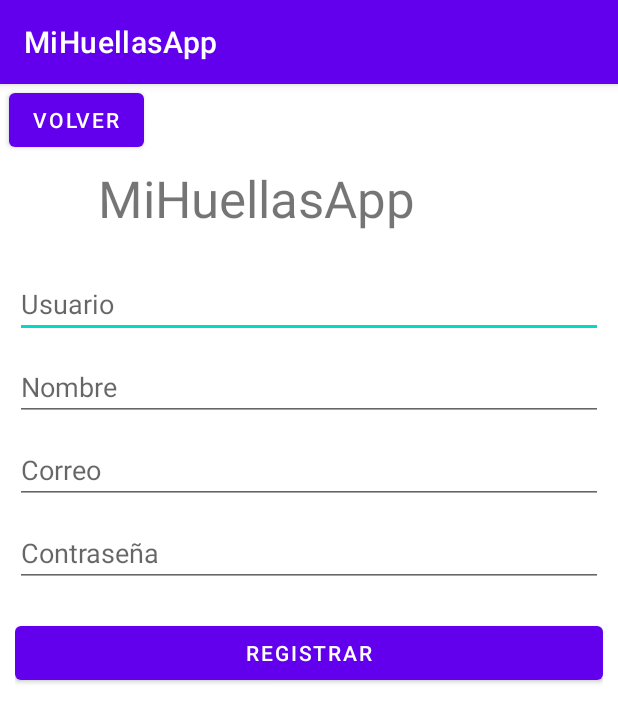
After one commit to davidark31/MiHuellasApp, an Android app: the Registrarse_activity screen opened directly, with no data from a screen before it, on a phone screen of 412 x 824 dp. The commit adds this screen. Shown: the top 722 px of the screen. Run offline under Robolectric (Android 15) with nearby library versions, the phone set to English and light mode, and no system bars; our stand-ins replace Firebase (no records; nobody signed in at launch, a user with empty details on screens opened directly).

Commit message:
0.022 Registro usuario

```diff
--- a/app/build.gradle
+++ b/app/build.gradle
@@ -38,6 +38,7 @@ dependencies {
     implementation 'com.google.firebase:firebase-analytics'
     implementation 'com.google.firebase:firebase-auth:21.0.1'
     implementation 'com.google.firebase:firebase-database:20.0.0'
+    implementation 'com.google.firebase:firebase-storage:20.0.0'
     testImplementation 'junit:junit:4.+'
     androidTestImplementation 'androidx.test.ext:junit:1.1.2'
     androidTestImplementation 'androidx.test.espresso:espresso-core:3.3.0'
--- /dev/null
+++ b/app/src/main/java/com/example/mihuellasapp/Registrarse_activity.java
@@ -0,0 +1,116 @@
+package com.example.mihuellasapp;
+
+import androidx.annotation.NonNull;
+import androidx.appcompat.app.AppCompatActivity;
+
+import android.app.ProgressDialog;
+import android.content.Intent;
+import android.os.Bundle;
+import android.view.View;
+import android.widget.Button;
+import android.widget.EditText;
+import android.widget.Toast;
+
+import com.google.android.gms.tasks.OnCompleteListener;
+import com.google.android.gms.tasks.OnFailureListener;
+import com.google.android.gms.tasks.OnSuccessListener;
+import com.google.android.gms.tasks.Task;
+import com.google.firebase.auth.AuthResult;
+import com.google.firebase.auth.FirebaseAuth;
+import com.google.firebase.database.DatabaseReference;
+import com.google.firebase.database.FirebaseDatabase;
+
+import java.util.HashMap;
+
+public class Registrarse_activity extends AppCompatActivity {
+
+    private EditText usuario, nombre, correo, contraseña;
+    private Button registrar, volver;
+    private FirebaseAuth auth;
+    private DatabaseReference mRootRef;
+    private ProgressDialog pd;
+
+    @Override
+    protected void onCreate(Bundle savedInstanceState) {
+        super.onCreate(savedInstanceState);
+        setContentView(R.layout.activity_registrarse);
+
+        usuario = (EditText) findViewById(R.id.txt_usuario_registro);
+        nombre = (EditText) findViewById(R.id.txt_nombre_registro);
+        correo = (EditText) findViewById(R.id.txt_correo_registro);
+        contraseña = (EditText) findViewById(R.id.txt_contraseña_registro);
+        registrar = (Button) findViewById(R.id.btn_registrar_usuario);
+        volver = (Button) findViewById(R.id.btn_volverALogin);
+        auth = FirebaseAuth.getInstance();
+        pd = new ProgressDialog(this);
+
+        mRootRef = FirebaseDatabase.getInstance().getReference();
+
+        //boton Volver
+        volver.setOnClickListener(new View.OnClickListener() {
+            @Override
+            public void onClick(View v) {
+                startActivity(new Intent(Registrarse_activity.this, LoginActivity.class));
+            }
+        });
+
+        //Boton Registrarse
+        registrar.setOnClickListener(new View.OnClickListener() {
+
+            @Override
+            public void onClick(View v) {
+                String usuarioString = usuario.getText().toString();
+                String nombreString = nombre.getText().toString();
+                String correoString = correo.getText().toString();
+                String contraseñaString = contraseña.getText().toString();
+                if (usuarioString.isEmpty() || nombreString.isEmpty() || correoString.isEmpty() || contraseñaString.isEmpty()) {
+                    Toast.makeText(getApplicationContext(), "Faltan Datos", Toast.LENGTH_SHORT).show();
+                } else {
+                    if (contraseñaString.length() < 6) {
+                        Toast.makeText(getApplicationContext(), "Contraseña muy corta", Toast.LENGTH_SHORT).show();
+                    } else {
+                        registerUser(usuarioString, nombreString, correoString, contraseñaString);
+                    }
+                }
+            }
+        });
+
+    }
+
+    //Metodo Registro Usuario
+    private void registerUser(String usuario, String nombre, String correo, String contraseña) {
+        pd.setMessage("Espere...");
+        pd.show();
+        auth.createUserWithEmailAndPassword(correo, contraseña).addOnSuccessListener(new OnSuccessListener<AuthResult>() {
+            @Override
+            public void onSuccess(AuthResult authResult) {
+                HashMap<String, Object> map = new HashMap<>();
+                map.put("Nombre", nombre);
+                map.put("Correo", correo);
+                map.put("Usuario", correo);
+                map.put("ID", auth.getCurrentUser().getUid());
+                map.put("Contraseña", correo);
+
+                mRootRef.child("Usuarios").child(auth.getCurrentUser().getUid()).setValue(map).addOnCompleteListener(new OnCompleteListener<Void>() {
+                    @Override
+                    public void onComplete(@NonNull Task<Void> task) {
+                        if (task.isSuccessful()) {
+                            pd.dismiss();
+                            Toast.makeText(Registrarse_activity.this, "Creacion Exitosa", Toast.LENGTH_SHORT).show();
+                            Intent intent = new Intent(Registrarse_activity.this, Inicio_perfilActivity.class);
+                            intent.addFlags(Intent.FLAG_ACTIVITY_CLEAR_TASK | Intent.FLAG_ACTIVITY_CLEAR_TOP);
+                            startActivity(intent);
+                            finish();
+                        }
+                    }
+                });
+            }
+        }).addOnFailureListener(new OnFailureListener() {
+            @Override
+            public void onFailure(@NonNull Exception e) {
+                pd.dismiss();
+                Toast.makeText(getApplicationContext(), "Error :" + e.getMessage(), Toast.LENGTH_SHORT).show();
+            }
+        });
+    }
+}
--- a/app/src/main/res/layout/activity_inicio_busqueda.xml
+++ b/app/src/main/res/layout/activity_inicio_busqueda.xml
@@ -5,7 +5,7 @@
     android:layout_width="match_parent"
     android:layout_height="match_parent"
     android:background="#FFFFFF"
-    tools:context=".Inicio_busqueda">
+    tools:context=".Inicio_busquedaActivity">
 
     <androidx.constraintlayout.widget.ConstraintLayout
         android:id="@+id/constraintLayout"
--- a/app/src/main/res/layout/activity_inicio_perfil.xml
+++ b/app/src/main/res/layout/activity_inicio_perfil.xml
@@ -4,7 +4,7 @@ xmlns:app="http://schemas.android.com/apk/res-auto"
 xmlns:tools="http://schemas.android.com/tools"
 android:layout_width="match_parent"
 android:layout_height="match_parent"
-tools:context=".Login">
+tools:context=".LoginActivity">
 
 
 <LinearLayout
--- a/app/src/main/res/layout/activity_inicio_registrar_mascota_perdida.xml
+++ b/app/src/main/res/layout/activity_inicio_registrar_mascota_perdida.xml
@@ -5,7 +5,7 @@
     xmlns:tools="http://schemas.android.com/tools"
     android:layout_width="match_parent"
     android:layout_height="match_parent"
-    tools:context=".Inicio_Registrar_mascota_perdida">
+    tools:context=".Inicio_Registrar_mascota_perdidaActivity">
 
     <androidx.constraintlayout.widget.ConstraintLayout
         android:id="@+id/constraintLayout"
--- /dev/null
+++ b/app/src/main/res/layout/activity_registrarse.xml
@@ -0,0 +1,86 @@
+<?xml version="1.0" encoding="utf-8"?>
+<androidx.constraintlayout.widget.ConstraintLayout xmlns:android="http://schemas.android.com/apk/res/android"
+    xmlns:app="http://schemas.android.com/apk/res-auto"
+    xmlns:tools="http://schemas.android.com/tools"
+    android:layout_width="match_parent"
+    android:layout_height="match_parent"
+    tools:context=".Registrarse_activity">
+
+    <LinearLayout
+        android:layout_width="match_parent"
+        android:layout_height="match_parent"
+        android:orientation="vertical">
+
+        <Button
+            android:id="@+id/btn_volverALogin"
+            android:layout_width="wrap_content"
+            android:layout_height="wrap_content"
+            android:layout_marginStart="6dp"
+            android:layout_marginLeft="6dp"
+            android:paddingLeft="16dp"
+            android:text="@string/btn_volver" />
+
+        <TextView
+            android:id="@+id/textView"
+            android:layout_width="match_parent"
+            android:layout_height="wrap_content"
+            android:layout_margin="5dp"
+            android:paddingLeft="60dp"
+            android:text="@string/app_name"
+            android:textSize="34sp" />
+
+        <LinearLayout
+            android:id="@+id/linearLayout"
+            android:layout_width="match_parent"
+            android:layout_height="match_parent"
+            android:layout_margin="10dp"
+            android:orientation="vertical">
+
+            <EditText
+                android:id="@+id/txt_usuario_registro"
+                android:layout_width="match_parent"
+                android:layout_height="wrap_content"
+                android:layout_marginTop="10dp"
+                android:ems="10"
+                android:hint="@string/usuario"
+                android:inputType="textPersonName" />
+
+            <EditText
+                android:id="@+id/txt_nombre_registro"
+                android:layout_width="match_parent"
+                android:layout_height="wrap_content"
+                android:layout_marginTop="10dp"
+                android:ems="10"
+                android:hint="@string/nombre"
+                android:inputType="textPersonName" />
+
+            <EditText
+                android:id="@+id/txt_correo_registro"
+                android:layout_width="match_parent"
+                android:layout_height="wrap_content"
+                android:layout_marginTop="10dp"
+                android:ems="10"
+                android:hint="@string/correo"
+                android:importantForAutofill="no"
+                android:inputType="textEmailAddress" />
+
+            <EditText
+                android:id="@+id/txt_contraseña_registro"
+                android:layout_width="match_parent"
+                android:layout_height="wrap_content"
+                android:layout_marginTop="10dp"
+                android:ems="10"
+                android:hint="@string/contraseña"
+                android:importantForAutofill="no"
+                android:inputType="textPassword" />
+
+            <Button
+                android:id="@+id/btn_registrar_usuario"
+                android:layout_width="match_parent"
+                android:layout_height="wrap_content"
+                android:layout_marginTop="20dp"
+                android:text="@string/btn_registrar" />
+        </LinearLayout>
+    </LinearLayout>
+
+</androidx.constraintlayout.widget.ConstraintLayout>
--- a/app/src/main/res/values/strings.xml
+++ b/app/src/main/res/values/strings.xml
@@ -1,3 +1,15 @@
 <resources>
     <string name="app_name">MiHuellasApp</string>
+    <string name="usuario">Usuario</string>
+    <string name="nombre">Nombre</string>
+    <string name="correo">Correo</string>
+    <string name="btn_agregar">Agregar</string>
+    <string name="contraseña">Contraseña</string>
+    <string name="btn_ingresar">Ingresar</string>
+    <string name="btn_registrar">Registrar</string>
+    <string name="btn_Editar">Editar</string>
+    <string name="btn_Buscar">Buscar</string>
+    <string name="btn_Eliminar">Eliminar</string>
+    <string name="btn_volver">Volver</string>
+    <string name="hint"> </string>
 </resources>
```
Also changed, not shown: app/src/main/AndroidManifest.xml (+5 -4 lines), app/src/main/java/com/example/mihuellasapp/Inicio_Registrar_mascota_perdida.java (deleted, +0 -36 lines), app/src/main/java/com/example/mihuellasapp/Inicio_Registrar_mascota_perdidaActivity.java (added, +36 -0 lines), app/src/main/java/com/example/mihuellasapp/Inicio_busqueda.java (deleted, +0 -34 lines), app/src/main/java/com/example/mihuellasapp/Inicio_busquedaActivity.java (added, +34 -0 lines), app/src/main/java/com/example/mihuellasapp/Inicio_perfil.java (deleted, +0 -54 lines), app/src/main/java/com/example/mihuellasapp/Inicio_perfilActivity.java (added, +70 -0 lines), app/src/main/java/com/example/mihuellasapp/Login.java (deleted, +0 -19 lines), app/src/main/java/com/example/mihuellasapp/LoginActivity.java (added, +43 -0 lines), app/src/main/res/layout/activity_login.xml (+67 -1 lines), 1 other file.
